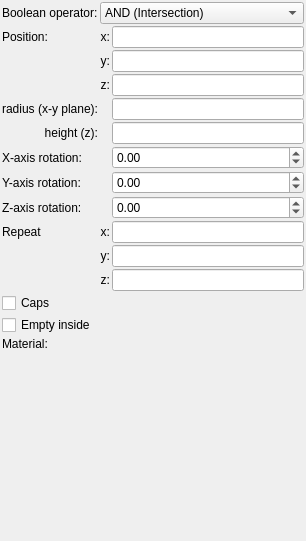
This is mandelbulber2/formula/ui/primitive_cylinder.ui in buddhi1980/mandelbulber2 as Qt 5 draws it before an edit. The edited form follows.
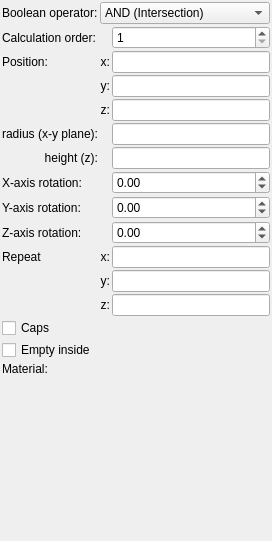
This is the edited form. Custom widgets are drawn as their Qt base class.

Commit message: Added caclucation order parameter for booleans. Increased speed of loading thumbnals by disablind CalculateDistanceFrompoint when it is not needed

The edit to the form file:
```diff
--- a/mandelbulber2/formula/ui/primitive_cylinder.ui
+++ b/mandelbulber2/formula/ui/primitive_cylinder.ui
@@ -6,7 +6,7 @@
    <rect>
     <x>0</x>
     <y>0</y>
-    <width>306</width>
+    <width>272</width>
     <height>541</height>
    </rect>
   </property>
@@ -34,98 +34,7 @@
      <property name="spacing">
       <number>2</number>
      </property>
-     <item row="5" column="2">
-      <widget class="MyLineEdit" name="logedit_height">
-       <property name="sizePolicy">
-        <sizepolicy hsizetype="Expanding" vsizetype="Maximum">
-         <horstretch>0</horstretch>
-         <verstretch>0</verstretch>
-        </sizepolicy>
-       </property>
-      </widget>
-     </item>
-     <item row="9" column="1">
-      <widget class="QLabel" name="label_repeat_x_2">
-       <property name="text">
-        <string>x:</string>
-       </property>
-       <property name="alignment">
-        <set>Qt::AlignRight|Qt::AlignTrailing|Qt::AlignVCenter</set>
-       </property>
-      </widget>
-     </item>
-     <item row="14" column="1" colspan="2">
-      <widget class="cMaterialSelector" name="materialselector_material_id" native="true">
-       <property name="sizePolicy">
-        <sizepolicy hsizetype="Preferred" vsizetype="Minimum">
-         <horstretch>0</horstretch>
-         <verstretch>0</verstretch>
-        </sizepolicy>
-       </property>
-      </widget>
-     </item>
-     <item row="13" column="0" colspan="3">
-      <widget class="MyCheckBox" name="checkBox_empty">
-       <property name="sizePolicy">
-        <sizepolicy hsizetype="Minimum" vsizetype="Maximum">
-         <horstretch>0</horstretch>
-         <verstretch>0</verstretch>
-        </sizepolicy>
-       </property>
-       <property name="text">
-        <string>Empty inside</string>
-       </property>
-      </widget>
-     </item>
-     <item row="2" column="1">
-      <widget class="QLabel" name="label_12">
-       <property name="text">
-        <string>y:</string>
-       </property>
-       <property name="alignment">
-        <set>Qt::AlignRight|Qt::AlignTrailing|Qt::AlignVCenter</set>
-       </property>
-      </widget>
-     </item>
-     <item row="9" column="2">
-      <widget class="MyLineEdit" name="vect3_repeat_x">
-       <property name="sizePolicy">
-        <sizepolicy hsizetype="Expanding" vsizetype="Maximum">
-         <horstretch>0</horstretch>
-         <verstretch>0</verstretch>
-        </sizepolicy>
-       </property>
-      </widget>
-     </item>
-     <item row="6" column="2">
-      <widget class="MyDoubleSpinBox" name="spinboxd3_rotation_x">
-       <property name="sizePolicy">
-        <sizepolicy hsizetype="Minimum" vsizetype="Maximum">
-         <horstretch>0</horstretch>
-         <verstretch>0</verstretch>
-        </sizepolicy>
-       </property>
-       <property name="prefix">
-        <string/>
-       </property>
-       <property name="suffix">
-        <string/>
-       </property>
-       <property name="decimals">
-        <number>2</number>
-       </property>
-       <property name="minimum">
-        <double>-36000.000000000000000</double>
-       </property>
-       <property name="maximum">
-        <double>36000.000000000000000</double>
-       </property>
-       <property name="singleStep">
-        <double>0.100000000000000</double>
-       </property>
-      </widget>
-     </item>
-     <item row="2" column="2">
+     <item row="3" column="2">
       <widget class="MyLineEdit" name="vect3_position_y">
        <property name="sizePolicy">
         <sizepolicy hsizetype="Expanding" vsizetype="Maximum">
@@ -135,7 +44,7 @@
        </property>
       </widget>
      </item>
-     <item row="10" column="1">
+     <item row="11" column="1">
       <widget class="QLabel" name="label_repeat_y_2">
        <property name="text">
         <string>y:</string>
@@ -145,7 +54,7 @@
        </property>
       </widget>
      </item>
-     <item row="3" column="1">
+     <item row="4" column="1">
       <widget class="QLabel" name="label_13">
        <property name="text">
         <string>z:</string>
@@ -155,7 +64,7 @@
        </property>
       </widget>
      </item>
-     <item row="11" column="1">
+     <item row="12" column="1">
       <widget class="QLabel" name="label_repeat_z_2">
        <property name="text">
         <string>z:</string>
@@ -165,21 +74,235 @@
        </property>
       </widget>
      </item>
-     <item row="14" column="0">
+     <item row="2" column="0">
+      <widget class="QLabel" name="label_10">
+       <property name="text">
+        <string>Position:</string>
+       </property>
+      </widget>
+     </item>
+     <item row="15" column="0">
       <widget class="QLabel" name="label_18">
        <property name="text">
         <string>Material:</string>
        </property>
       </widget>
      </item>
-     <item row="9" column="0">
+     <item row="10" column="0">
       <widget class="QLabel" name="label_2">
        <property name="text">
         <string>Repeat</string>
        </property>
       </widget>
      </item>
-     <item row="5" column="0">
+     <item row="6" column="2">
+      <widget class="MyLineEdit" name="logedit_height">
+       <property name="sizePolicy">
+        <sizepolicy hsizetype="Expanding" vsizetype="Maximum">
+         <horstretch>0</horstretch>
+         <verstretch>0</verstretch>
+        </sizepolicy>
+       </property>
+      </widget>
+     </item>
+     <item row="2" column="1">
+      <widget class="QLabel" name="label_11">
+       <property name="text">
+        <string>x:</string>
+       </property>
+       <property name="alignment">
+        <set>Qt::AlignRight|Qt::AlignTrailing|Qt::AlignVCenter</set>
+       </property>
+      </widget>
+     </item>
+     <item row="5" column="2">
+      <widget class="MyLineEdit" name="logedit_radius">
+       <property name="sizePolicy">
+        <sizepolicy hsizetype="Expanding" vsizetype="Maximum">
+         <horstretch>0</horstretch>
+         <verstretch>0</verstretch>
+        </sizepolicy>
+       </property>
+      </widget>
+     </item>
+     <item row="0" column="0">
+      <widget class="QLabel" name="label_20">
+       <property name="text">
+        <string>Boolean operator:</string>
+       </property>
+       <property name="wordWrap">
+        <bool>true</bool>
+       </property>
+      </widget>
+     </item>
+     <item row="0" column="1" colspan="2">
+      <widget class="MyComboBox" name="comboBox_boolean_operator">
+       <property name="sizePolicy">
+        <sizepolicy hsizetype="Preferred" vsizetype="Preferred">
+         <horstretch>0</horstretch>
+         <verstretch>0</verstretch>
+        </sizepolicy>
+       </property>
+       <item>
+        <property name="text">
+         <string>AND (Intersection)</string>
+        </property>
+       </item>
+       <item>
+        <property name="text">
+         <string>OR (Union)</string>
+        </property>
+       </item>
+       <item>
+        <property name="text">
+         <string>SUB (Complement)</string>
+        </property>
+       </item>
+       <item>
+        <property name="text">
+         <string>rev SUB (B-A)</string>
+        </property>
+       </item>
+      </widget>
+     </item>
+     <item row="14" column="0" colspan="3">
+      <widget class="MyCheckBox" name="checkBox_empty">
+       <property name="sizePolicy">
+        <sizepolicy hsizetype="Minimum" vsizetype="Maximum">
+         <horstretch>0</horstretch>
+         <verstretch>0</verstretch>
+        </sizepolicy>
+       </property>
+       <property name="text">
+        <string>Empty inside</string>
+       </property>
+      </widget>
+     </item>
+     <item row="4" column="2">
+      <widget class="MyLineEdit" name="vect3_position_z">
+       <property name="sizePolicy">
+        <sizepolicy hsizetype="Expanding" vsizetype="Maximum">
+         <horstretch>0</horstretch>
+         <verstretch>0</verstretch>
+        </sizepolicy>
+       </property>
+      </widget>
+     </item>
+     <item row="11" column="2">
+      <widget class="MyLineEdit" name="vect3_repeat_y">
+       <property name="sizePolicy">
+        <sizepolicy hsizetype="Expanding" vsizetype="Maximum">
+         <horstretch>0</horstretch>
+         <verstretch>0</verstretch>
+        </sizepolicy>
+       </property>
+      </widget>
+     </item>
+     <item row="7" column="2">
+      <widget class="MyDoubleSpinBox" name="spinboxd3_rotation_x">
+       <property name="sizePolicy">
+        <sizepolicy hsizetype="Minimum" vsizetype="Maximum">
+         <horstretch>0</horstretch>
+         <verstretch>0</verstretch>
+        </sizepolicy>
+       </property>
+       <property name="prefix">
+        <string/>
+       </property>
+       <property name="suffix">
+        <string/>
+       </property>
+       <property name="decimals">
+        <number>2</number>
+       </property>
+       <property name="minimum">
+        <double>-36000.000000000000000</double>
+       </property>
+       <property name="maximum">
+        <double>36000.000000000000000</double>
+       </property>
+       <property name="singleStep">
+        <double>0.100000000000000</double>
+       </property>
+      </widget>
+     </item>
+     <item row="10" column="1">
+      <widget class="QLabel" name="label_repeat_x_2">
+       <property name="text">
+        <string>x:</string>
+       </property>
+       <property name="alignment">
+        <set>Qt::AlignRight|Qt::AlignTrailing|Qt::AlignVCenter</set>
+       </property>
+      </widget>
+     </item>
+     <item row="15" column="1" colspan="2">
+      <widget class="cMaterialSelector" name="materialselector_material_id" native="true">
+       <property name="sizePolicy">
+        <sizepolicy hsizetype="Preferred" vsizetype="Minimum">
+         <horstretch>0</horstretch>
+         <verstretch>0</verstretch>
+        </sizepolicy>
+       </property>
+      </widget>
+     </item>
+     <item row="9" column="2">
+      <widget class="MyDoubleSpinBox" name="spinboxd3_rotation_z">
+       <property name="sizePolicy">
+        <sizepolicy hsizetype="Minimum" vsizetype="Maximum">
+         <horstretch>0</horstretch>
+         <verstretch>0</verstretch>
+        </sizepolicy>
+       </property>
+       <property name="prefix">
+        <string/>
+       </property>
+       <property name="suffix">
+        <string/>
+       </property>
+       <property name="decimals">
+        <number>2</number>
+       </property>
+       <property name="minimum">
+        <double>-36000.000000000000000</double>
+       </property>
+       <property name="maximum">
+        <double>36000.000000000000000</double>
+       </property>
+       <property name="singleStep">
+        <double>0.100000000000000</double>
+       </property>
+      </widget>
+     </item>
+     <item row="8" column="2">
+      <widget class="MyDoubleSpinBox" name="spinboxd3_rotation_y">
+       <property name="sizePolicy">
+        <sizepolicy hsizetype="Minimum" vsizetype="Maximum">
+         <horstretch>0</horstretch>
+         <verstretch>0</verstretch>
+        </sizepolicy>
+       </property>
+       <property name="prefix">
+        <string/>
+       </property>
+       <property name="suffix">
+        <string/>
+       </property>
+       <property name="decimals">
+        <number>2</number>
+       </property>
+       <property name="minimum">
+        <double>-36000.000000000000000</double>
+       </property>
+       <property name="maximum">
+        <double>36000.000000000000000</double>
+       </property>
+       <property name="singleStep">
+        <double>0.100000000000000</double>
+       </property>
+      </widget>
+     </item>
+     <item row="6" column="0">
       <widget class="QLabel" name="label_16">
        <property name="text">
         <string>height (z):</string>
@@ -189,7 +312,7 @@
        </property>
       </widget>
      </item>
-     <item row="12" column="0" colspan="3">
+     <item row="13" column="0" colspan="3">
       <widget class="MyCheckBox" name="checkBox_caps">
        <property name="sizePolicy">
         <sizepolicy hsizetype="Minimum" vsizetype="Maximum">
@@ -202,88 +325,25 @@
        </property>
       </widget>
      </item>
-     <item row="7" column="0">
+     <item row="8" column="0">
       <widget class="QLabel" name="label_9">
        <property name="text">
         <string>Y-axis rotation:</string>
        </property>
       </widget>
      </item>
-     <item row="3" column="2">
-      <widget class="MyLineEdit" name="vect3_position_z">
-       <property name="sizePolicy">
-        <sizepolicy hsizetype="Expanding" vsizetype="Maximum">
-         <horstretch>0</horstretch>
-         <verstretch>0</verstretch>
-        </sizepolicy>
-       </property>
-      </widget>
-     </item>
-     <item row="8" column="2">
-      <widget class="MyDoubleSpinBox" name="spinboxd3_rotation_z">
-       <property name="sizePolicy">
-        <sizepolicy hsizetype="Minimum" vsizetype="Maximum">
-         <horstretch>0</horstretch>
-         <verstretch>0</verstretch>
-        </sizepolicy>
-       </property>
-       <property name="prefix">
-        <string/>
-       </property>
-       <property name="suffix">
-        <string/>
-       </property>
-       <property name="decimals">
-        <number>2</number>
-       </property>
-       <property name="minimum">
-        <double>-36000.000000000000000</double>
-       </property>
-       <property name="maximum">
-        <double>36000.000000000000000</double>
-       </property>
-       <property name="singleStep">
-        <double>0.100000000000000</double>
-       </property>
-      </widget>
-     </item>
-     <item row="7" column="2">
-      <widget class="MyDoubleSpinBox" name="spinboxd3_rotation_y">
-       <property name="sizePolicy">
-        <sizepolicy hsizetype="Minimum" vsizetype="Maximum">
-         <horstretch>0</horstretch>
-         <verstretch>0</verstretch>
-        </sizepolicy>
-       </property>
-       <property name="prefix">
-        <string/>
-       </property>
-       <property name="suffix">
-        <string/>
-       </property>
-       <property name="decimals">
-        <number>2</number>
-       </property>
-       <property name="minimum">
-        <double>-36000.000000000000000</double>
-       </property>
-       <property name="maximum">
-        <double>36000.000000000000000</double>
-       </property>
-       <property name="singleStep">
-        <double>0.100000000000000</double>
-       </property>
-      </widget>
-     </item>
-     <item row="8" column="0">
-      <widget class="QLabel" name="label_15">
+     <item row="3" column="1">
+      <widget class="QLabel" name="label_12">
        <property name="text">
-        <string>Z-axis rotation:</string>
+        <string>y:</string>
+       </property>
+       <property name="alignment">
+        <set>Qt::AlignRight|Qt::AlignTrailing|Qt::AlignVCenter</set>
        </property>
       </widget>
      </item>
-     <item row="1" column="2">
-      <widget class="MyLineEdit" name="vect3_position_x">
+     <item row="10" column="2">
+      <widget class="MyLineEdit" name="vect3_repeat_x">
        <property name="sizePolicy">
         <sizepolicy hsizetype="Expanding" vsizetype="Maximum">
          <horstretch>0</horstretch>
@@ -292,7 +352,7 @@
        </property>
       </widget>
      </item>
-     <item row="11" column="2">
+     <item row="12" column="2">
       <widget class="MyLineEdit" name="vect3_repeat_z">
        <property name="sizePolicy">
         <sizepolicy hsizetype="Expanding" vsizetype="Maximum">
@@ -302,14 +362,14 @@
        </property>
       </widget>
      </item>
-     <item row="6" column="0">
+     <item row="7" column="0">
       <widget class="QLabel" name="label_8">
        <property name="text">
         <string>X-axis rotation:</string>
        </property>
       </widget>
      </item>
-     <item row="4" column="0">
+     <item row="5" column="0">
       <widget class="QLabel" name="label_14">
        <property name="text">
         <string>radius (x-y plane):</string>
@@ -319,8 +379,15 @@
        </property>
       </widget>
      </item>
-     <item row="10" column="2">
-      <widget class="MyLineEdit" name="vect3_repeat_y">
+     <item row="9" column="0">
+      <widget class="QLabel" name="label_15">
+       <property name="text">
+        <string>Z-axis rotation:</string>
+       </property>
+      </widget>
+     </item>
+     <item row="2" column="2">
+      <widget class="MyLineEdit" name="vect3_position_x">
        <property name="sizePolicy">
         <sizepolicy hsizetype="Expanding" vsizetype="Maximum">
          <horstretch>0</horstretch>
@@ -330,46 +397,19 @@
       </widget>
      </item>
      <item row="1" column="0">
-      <widget class="QLabel" name="label_10">
+      <widget class="QLabel" name="label_21">
        <property name="text">
-        <string>Position:</string>
-       </property>
-      </widget>
-     </item>
-     <item row="1" column="1">
-      <widget class="QLabel" name="label_11">
-       <property name="text">
-        <string>x:</string>
-       </property>
-       <property name="alignment">
-        <set>Qt::AlignRight|Qt::AlignTrailing|Qt::AlignVCenter</set>
-       </property>
-      </widget>
-     </item>
-     <item row="4" column="2">
-      <widget class="MyLineEdit" name="logedit_radius">
-       <property name="sizePolicy">
-        <sizepolicy hsizetype="Expanding" vsizetype="Maximum">
-         <horstretch>0</horstretch>
-         <verstretch>0</verstretch>
-        </sizepolicy>
-       </property>
-      </widget>
-     </item>
-     <item row="0" column="0">
-      <widget class="QLabel" name="label_20">
-       <property name="text">
-        <string>Boolean operator:</string>
+        <string>Calculation order:</string>
        </property>
        <property name="wordWrap">
         <bool>true</bool>
        </property>
       </widget>
      </item>
-     <item row="0" column="1" colspan="2">
-      <widget class="MyComboBox" name="comboBox_boolean_operator">
+     <item row="1" column="2">
+      <widget class="MySpinBox" name="spinboxInt_calculation_order">
        <property name="sizePolicy">
-        <sizepolicy hsizetype="Preferred" vsizetype="Preferred">
+        <sizepolicy hsizetype="Minimum" vsizetype="Maximum">
          <horstretch>0</horstretch>
          <verstretch>0</verstretch>
         </sizepolicy>
@@ -377,26 +417,12 @@
        <property name="toolTip">
         <string>&lt;html&gt;&lt;head/&gt;&lt;body&gt;&lt;p&gt;Distance estimation is a method which calculates approximate distance to fractal surface from any point in space.&lt;/p&gt;&lt;p&gt;- Automatic mode uses distance estimation method defined for selected fractal&lt;/p&gt;&lt;p&gt;- Force &amp;quot;Delta DE&amp;quot; method uses  Delta DE algorithm which is slower but works also with untypical fractal configurations&lt;br/&gt;&lt;/p&gt;&lt;/body&gt;&lt;/html&gt;</string>
        </property>
-       <item>
-        <property name="text">
-         <string>AND (Intersection)</string>
-        </property>
-       </item>
-       <item>
-        <property name="text">
-         <string>OR (Union)</string>
-        </property>
-       </item>
-       <item>
-        <property name="text">
-         <string>SUB (Complement)</string>
-        </property>
-       </item>
-       <item>
-        <property name="text">
-         <string>rev SUB (B-A)</string>
-        </property>
-       </item>
+       <property name="minimum">
+        <number>1</number>
+       </property>
+       <property name="maximum">
+        <number>9999</number>
+       </property>
       </widget>
      </item>
     </layout>
@@ -443,6 +469,11 @@
    <extends>QComboBox</extends>
    <header>my_combo_box.h</header>
   </customwidget>
+  <customwidget>
+   <class>MySpinBox</class>
+   <extends>QSpinBox</extends>
+   <header>my_spin_box.h</header>
+  </customwidget>
  </customwidgets>
  <tabstops>
   <tabstop>vect3_position_x</tabstop>
```
Left out of the diff: 2 changed lines with no effect on the pictures. The commit also changes 13 other files.
